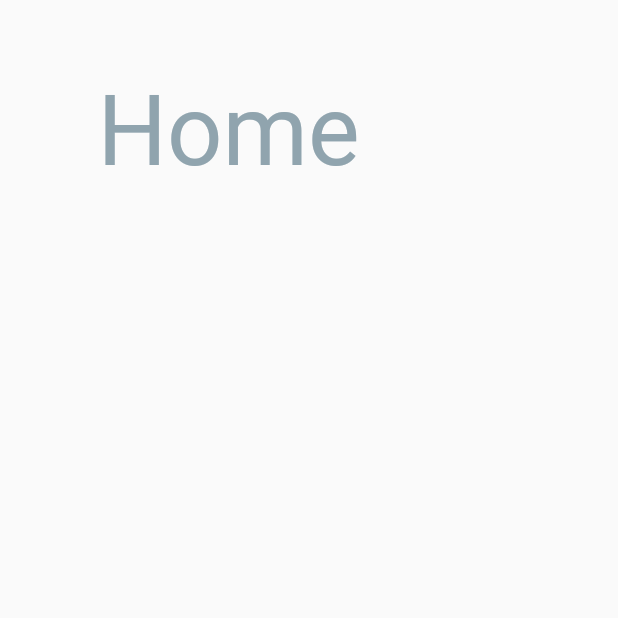
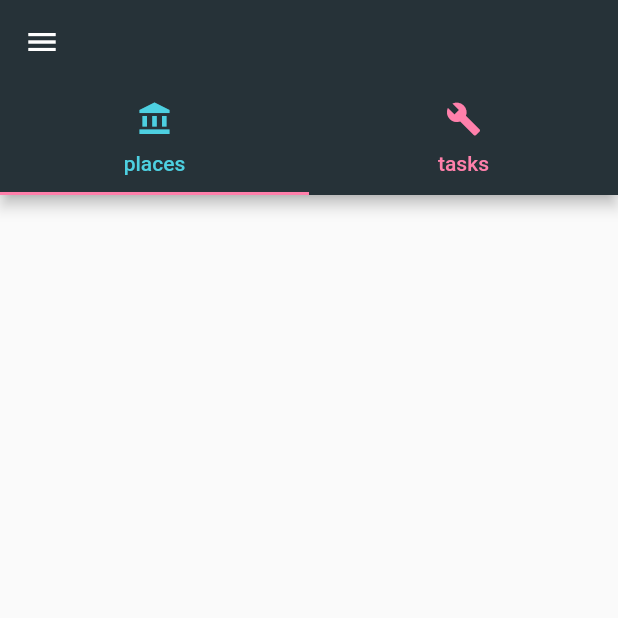
Before and after one commit to slbrtg/liszt-flutter, a Flutter app: the HomeScreen screen opened by its route, on a phone screen of 412 x 824 dp, the top half of it. Run offline on Flutter 3.47's test engine with Material 2 defaults, Android fonts, the phone set to English and light mode, and no system bars; our stand-ins replace firebase_auth; accounts and stored records are empty.

Commit message:
add tab bar to homepage, work on color theme

```diff
--- a/lib/assets/palette.dart
+++ b/lib/assets/palette.dart
@@ -1,12 +1,13 @@
 // This class contains colors and helpful widgets
 import 'package:flutter/material.dart';
 
-Color blueGrey = Colors.blueGrey[300];
+Color blueGrey300 = Colors.blueGrey[300];
+Color blueGrey900 = Colors.blueGrey[900];
 Color cyan300 = Colors.cyan[300];
 Color cyan200 = Colors.cyan[200];
 Color white70 = Colors.white70;
 Color bgWhite = Colors.white12;
-Color transparent = Colors.transparent;
+Color pink100 = Colors.pinkAccent[100];
 
 
 Widget emptyContainer = new Container(
--- a/lib/routes.dart
+++ b/lib/routes.dart
@@ -5,6 +5,7 @@ import './screens/signup.dart';
 import './screens/login.dart';
 
 class Routes {
+
 
   var routes = <String, WidgetBuilder>{
     "/welcome": (BuildContext context) => new WelcomeScreen(),
--- a/lib/screens/home.dart
+++ b/lib/screens/home.dart
@@ -10,14 +10,19 @@ class HomeScreen extends StatefulWidget {
 
 class HomeScreenState extends State<HomeScreen>{
 
+  List<Widget> lisztTabs = const <Widget>[
+    const Tab(text: "places", icon:  const Icon(Icons.account_balance)),
+    const Tab(text: "tasks", icon: const Icon(Icons.build)),
+  ];
+
   Widget homeBanner() => new Container(
-    margin: const EdgeInsets.fromLTRB(45.0, 50.0, 0.0, 0.0),
+    margin: const EdgeInsets.fromLTRB(60.0, 50.0, 0.0, 0.0),
     child: new RichText(
       text: new TextSpan(
-          text: "Home",
+          text: "Upcoming Tasks",
           style: new TextStyle(
-            fontSize: 65.0,
-            color: blueGrey,
+            fontSize: 25.0,
+            color: blueGrey300,
           )
       ),
     ),
@@ -25,15 +30,55 @@ class HomeScreenState extends State<HomeScreen>{
 
   @override
   Widget build(BuildContext context) {
-    return new Scaffold(
+    return new DefaultTabController (
+      length: 2,
+      child: new Scaffold(
+        appBar: new AppBar(
+          backgroundColor: blueGrey900,
+          bottom: new TabBar(
+            isScrollable: false,
+            tabs: lisztTabs,
+            indicatorColor: pink100,
+            labelColor: cyan300,
+            unselectedLabelColor: pink100,
+          ),
+        ),
+
+        drawer: new Drawer(
+          child: new Column(
+            children: <Widget>[
+              new UserAccountsDrawerHeader(
+                currentAccountPicture: new CircleAvatar(
+                  child: new Text(
+                    "SA",
+                    style: new TextStyle(fontSize: 30.0,),
+                  ),
+                  backgroundColor: white70,
+                ),
+                accountName: new Text("test"),
+                accountEmail: new Text("test@mail.co"),
+                decoration: new BoxDecoration(
+                  color: Colors.black,
+                ),
+              ),
+              new Flexible(
+                child: new Column(
+
+                ),
+              )
+            ],
+          ),
+        ),
         body: new Container(
+          child: new Container(
             padding: const EdgeInsets.fromLTRB(20.0, 0.0, 50.0, 0.0),
             child: new Column(
               crossAxisAlignment: CrossAxisAlignment.start,
               mainAxisSize: MainAxisSize.max,
               children: <Widget>[
-            homeBanner(),
-          ],
+              ]
+            ),
+          ),
         ),
       ),
     );
```
Also changed, not shown: lib/screens/login.dart (+4 -4 lines), lib/screens/signup.dart (+5 -5 lines), lib/screens/welcome.dart (+32 -5 lines), lib/services/firebaseAuth.dart (renamed from lib/services/authentication.dart, +3 -7 lines). Lines whose indentation alone changed are shown as unchanged.
